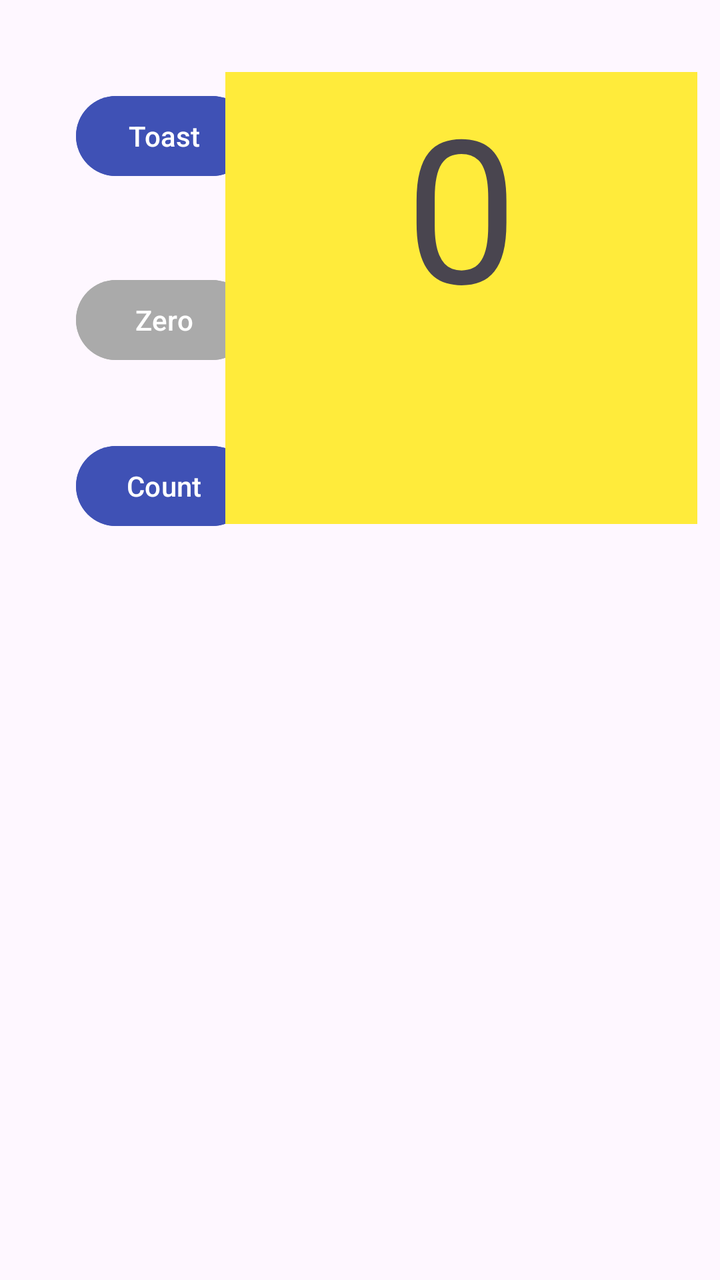
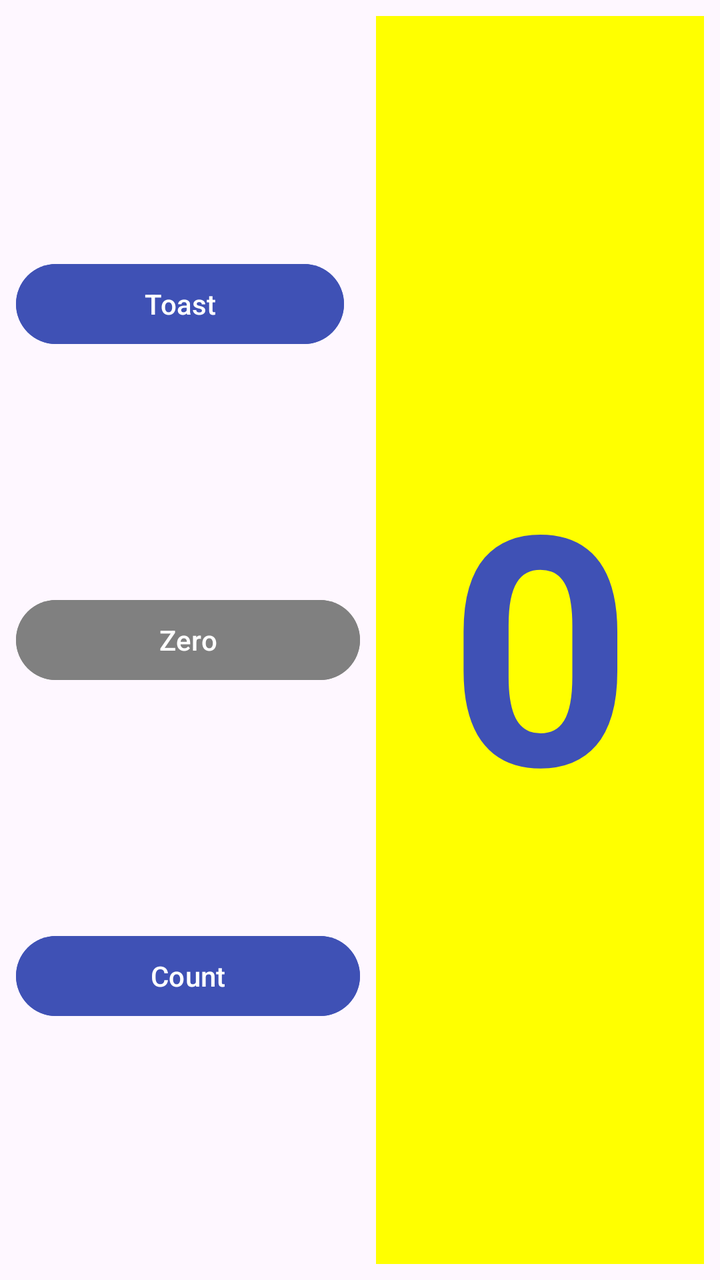

Before-and-after screenshots of an Android layout around one commit, followed by the original layout XML and the change that was made.
<!-- AndroidManifest.xml: application theme Theme.Uporabniski_Vmesnik -->
<!-- res/layout/activity_main.xml -->
<?xml version="1.0" encoding="utf-8"?>
<androidx.constraintlayout.widget.ConstraintLayout xmlns:android="http://schemas.android.com/apk/res/android"
    xmlns:app="http://schemas.android.com/apk/res-auto"
    xmlns:tools="http://schemas.android.com/tools"
    android:id="@+id/main"
    android:layout_width="match_parent"
    android:layout_height="match_parent"
    tools:context=".MainActivity">

    <Button
        android:id="@+id/toast"
        android:layout_width="wrap_content"
        android:layout_height="wrap_content"
        android:layout_marginTop="44dp"
        android:backgroundTint="#3F51B5"
        android:text="Toast"
        app:layout_constraintEnd_toEndOf="parent"
        app:layout_constraintHorizontal_bias="0.14"
        app:layout_constraintStart_toStartOf="parent"
        app:layout_constraintTop_toTopOf="parent" />

    <Button
        android:id="@+id/zero"
        android:layout_width="wrap_content"
        android:layout_height="wrap_content"
        android:layout_marginTop="44dp"
        android:backgroundTint="#AAAAAA"
        android:text="Zero"
        app:layout_constraintEnd_toEndOf="parent"
        app:layout_constraintHorizontal_bias="0.14"
        app:layout_constraintStart_toStartOf="parent"
        app:layout_constraintTop_toBottomOf="@+id/toast" />

    <Button
        android:id="@+id/count"
        android:layout_width="wrap_content"
        android:layout_height="wrap_content"
        android:layout_marginTop="24dp"
        android:backgroundTint="#3F51B5"
        android:text="Count"
        app:layout_constraintBottom_toBottomOf="parent"
        app:layout_constraintEnd_toEndOf="parent"
        app:layout_constraintHorizontal_bias="0.14"
        app:layout_constraintStart_toStartOf="parent"
        app:layout_constraintTop_toBottomOf="@+id/zero"
        app:layout_constraintVertical_bias="0.029" />

    <TextView
        android:id="@+id/textView"
        android:layout_width="236dp"
        android:layout_height="226dp"
        android:background="#FFEB3B"
        android:backgroundTint="#FFEB3B"
        android:text="0"
        android:textSize="100dp"
        android:textAlignment="center"
        app:layout_constraintBottom_toBottomOf="parent"
        app:layout_constraintEnd_toEndOf="parent"
        app:layout_constraintHorizontal_bias="0.908"
        app:layout_constraintStart_toStartOf="parent"
        app:layout_constraintTop_toTopOf="parent"
        app:layout_constraintVertical_bias="0.087" />

</androidx.constraintlayout.widget.ConstraintLayout>
<!-- resources referenced by this layout -->
<resources>
  <style name="Theme.Uporabniski_Vmesnik" parent="Base.Theme.Uporabniski_Vmesnik" />
  <style name="Base.Theme.Uporabniski_Vmesnik" parent="Theme.Material3.DayNight.NoActionBar">
          
          
      </style>
</resources>

<!-- the commit's change to res/layout/activity_main.xml (unified diff, before → after) -->
@@ -8,57 +8,68 @@
     tools:context=".MainActivity">
 
     <Button
-        android:id="@+id/toast"
-        android:layout_width="wrap_content"
+        android:id="@+id/button_toast"
+        android:layout_width="0dp"
         android:layout_height="wrap_content"
-        android:layout_marginTop="44dp"
+        android:layout_marginStart="8dp"
+        android:layout_marginEnd="8dp"
         android:backgroundTint="#3F51B5"
-        android:text="Toast"
+        android:onClick="showToast"
+        android:text="@string/button_label_toast"
+        android:textColor="@android:color/white"
+        app:layout_constraintBottom_toTopOf="@+id/button_zero"
+        app:layout_constraintEnd_toStartOf="@+id/show_count"
+        app:layout_constraintStart_toStartOf="parent"
+        app:layout_constraintTop_toTopOf="@+id/show_count" />
+
+    <Button
+        android:id="@+id/button_zero"
+        android:layout_width="0dp"
+        android:layout_height="wrap_content"
+        android:layout_marginStart="8dp"
+        android:layout_marginEnd="8dp"
+        android:backgroundTint="#808080"
+        android:onClick="zero"
+        android:text="@string/button_label_zero"
+        android:textColor="@android:color/white"
+        app:layout_constraintBottom_toTopOf="@+id/button_count"
+        app:layout_constraintEnd_toStartOf="@+id/show_count"
+        app:layout_constraintStart_toStartOf="parent"
+        app:layout_constraintTop_toBottomOf="@+id/button_toast" />
+
+    <Button
+        android:id="@+id/button_count"
+        android:layout_width="0dp"
+        android:layout_height="wrap_content"
+        android:layout_marginStart="8dp"
+        android:layout_marginEnd="8dp"
+        android:backgroundTint="#3F51B5"
+        android:onClick="countUp"
+        android:text="@string/button_label_count"
+        android:textColor="@android:color/white"
+        app:layout_constraintBottom_toBottomOf="@+id/show_count"
+        app:layout_constraintEnd_toStartOf="@+id/show_count"
+        app:layout_constraintStart_toStartOf="parent"
+        app:layout_constraintTop_toBottomOf="@+id/button_zero" />
+
+    <TextView
+        android:id="@+id/show_count"
+        android:layout_width="0dp"
+        android:layout_height="0dp"
+        android:layout_marginStart="8dp"
+        android:layout_marginTop="8dp"
+        android:layout_marginEnd="8dp"
+        android:layout_marginBottom="8dp"
+        android:background="#FFFF00"
+        android:gravity="center"
+        android:text="0"
+        android:textAlignment="center"
+        android:textColor="#3F51B5"
+        android:textSize="160sp"
+        android:textStyle="bold"
+        app:layout_constraintBottom_toBottomOf="parent"
         app:layout_constraintEnd_toEndOf="parent"
-        app:layout_constraintHorizontal_bias="0.14"
-        app:layout_constraintStart_toStartOf="parent"
+        app:layout_constraintStart_toEndOf="@+id/button_toast"
         app:layout_constraintTop_toTopOf="parent" />
 
-    <Button
-        android:id="@+id/zero"
-        android:layout_width="wrap_content"
-        android:layout_height="wrap_content"
-        android:layout_marginTop="44dp"
-        android:backgroundTint="#AAAAAA"
-        android:text="Zero"
-        app:layout_constraintEnd_toEndOf="parent"
-        app:layout_constraintHorizontal_bias="0.14"
-        app:layout_constraintStart_toStartOf="parent"
-        app:layout_constraintTop_toBottomOf="@+id/toast" />
-
-    <Button
-        android:id="@+id/count"
-        android:layout_width="wrap_content"
-        android:layout_height="wrap_content"
-        android:layout_marginTop="24dp"
-        android:backgroundTint="#3F51B5"
-        android:text="Count"
-        app:layout_constraintBottom_toBottomOf="parent"
-        app:layout_constraintEnd_toEndOf="parent"
-        app:layout_constraintHorizontal_bias="0.14"
-        app:layout_constraintStart_toStartOf="parent"
-        app:layout_constraintTop_toBottomOf="@+id/zero"
-        app:layout_constraintVertical_bias="0.029" />
-
-    <TextView
-        android:id="@+id/textView"
-        android:layout_width="236dp"
-        android:layout_height="226dp"
-        android:background="#FFEB3B"
-        android:backgroundTint="#FFEB3B"
-        android:text="0"
-        android:textSize="100dp"
-        android:textAlignment="center"
-        app:layout_constraintBottom_toBottomOf="parent"
-        app:layout_constraintEnd_toEndOf="parent"
-        app:layout_constraintHorizontal_bias="0.908"
-        app:layout_constraintStart_toStartOf="parent"
-        app:layout_constraintTop_toTopOf="parent"
-        app:layout_constraintVertical_bias="0.087" />
-
 </androidx.constraintlayout.widget.ConstraintLayout>
<!-- resource entries referenced after the edit -->
@@ -1,5 +1,8 @@
 <!-- resources referenced by this layout -->
 <resources>
+  <string name="button_label_count">Count</string>
+  <string name="button_label_toast">Toast</string>
+  <string name="button_label_zero">Zero</string>
   <style name="Theme.Uporabniski_Vmesnik" parent="Base.Theme.Uporabniski_Vmesnik" />
   <style name="Base.Theme.Uporabniski_Vmesnik" parent="Theme.Material3.DayNight.NoActionBar">
           
